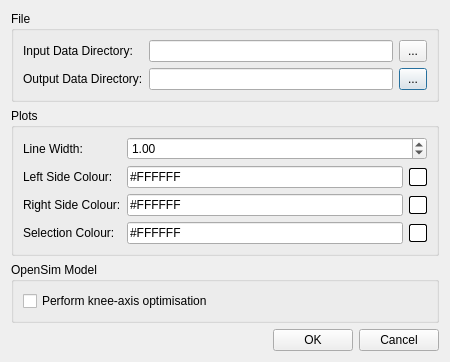
This is src/c3d_parser/view/qt/options_dialog.ui in tsalemink/C3D-parser as Qt 5 draws it before an edit. The edited form follows.
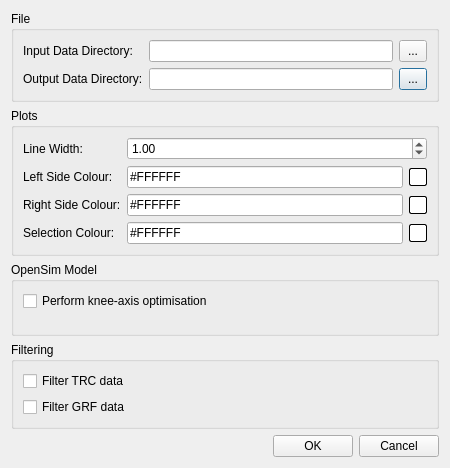
This is the edited form.

Commit message:
Allow user to control TRC, GRF filtering
Most inputs are pre-filtered.

```diff
--- a/src/c3d_parser/view/qt/options_dialog.ui
+++ b/src/c3d_parser/view/qt/options_dialog.ui
@@ -7,7 +7,7 @@
     <x>0</x>
     <y>0</y>
     <width>450</width>
-    <height>354</height>
+    <height>468</height>
    </rect>
   </property>
   <property name="windowTitle">
@@ -260,6 +260,29 @@
      </layout>
     </widget>
    </item>
+   <item>
+    <widget class="QGroupBox" name="groupBox_4">
+     <property name="title">
+      <string>Filtering</string>
+     </property>
+     <layout class="QGridLayout" name="gridLayout">
+      <item row="0" column="0">
+       <widget class="QCheckBox" name="checkBoxFilterTRC">
+        <property name="text">
+         <string>Filter TRC data</string>
+        </property>
+       </widget>
+      </item>
+      <item row="1" column="0">
+       <widget class="QCheckBox" name="checkBoxFilterGRF">
+        <property name="text">
+         <string>Filter GRF data</string>
+        </property>
+       </widget>
+      </item>
+     </layout>
+    </widget>
+   </item>
    <item>
     <layout class="QHBoxLayout" name="horizontalLayout_3">
      <item>
```
The commit also changes 4 other files.
